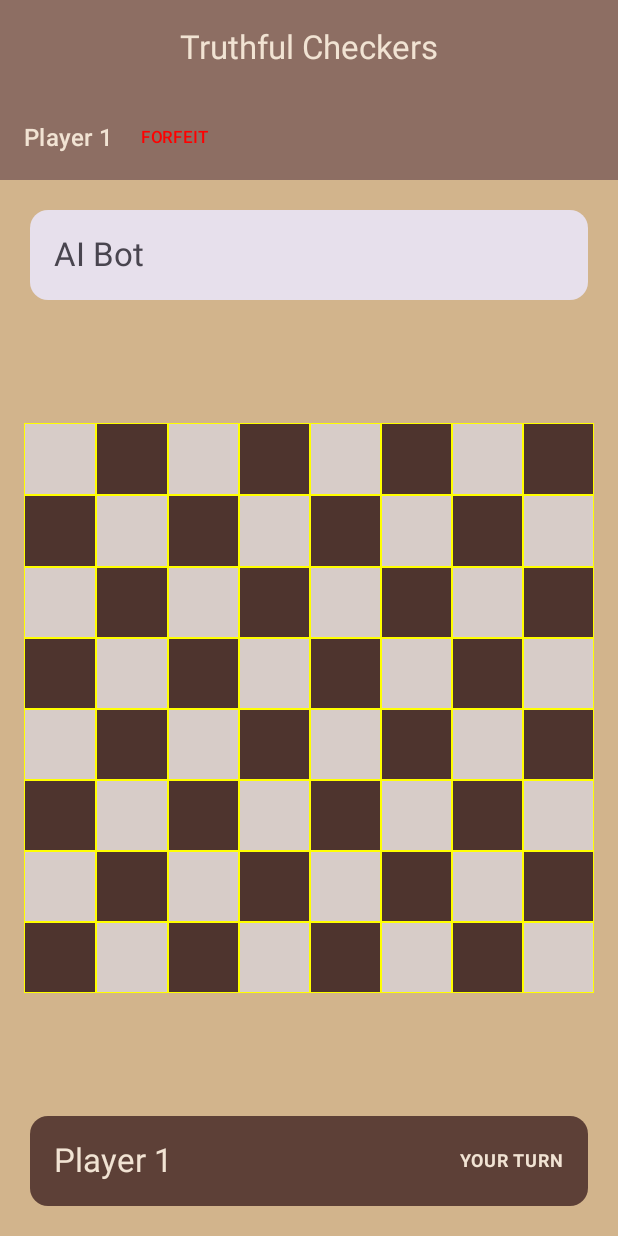
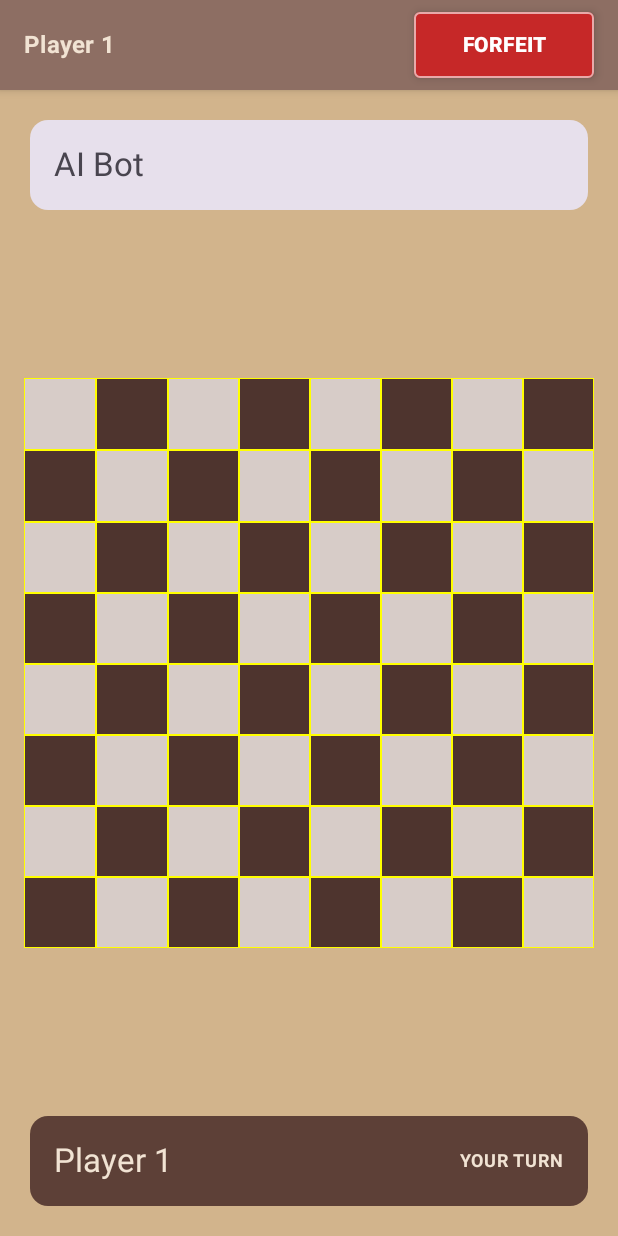
Before and after one commit to RD123123/395FInalProject-TruthfulCheckers, an Android app built with Jetpack Compose: the MainGameScreen screen opened through its navigation route, on a phone screen of 412 x 824 dp. Run offline under Robolectric (Android 15) with nearby library versions, the light colour scheme and no system bars; our stand-ins replace Compose Multiplatform resources, Room's generated code; 1 statement that could not run was skipped.

Commit message:
this is updated sound  hopefully  with a differnet layout on   the game screen  making the forfiet button bigger

```diff
--- a/composeApp/src/commonMain/kotlin/edu/moravian/csci215/finalproject395_truthfulcheckers/App.kt
+++ b/composeApp/src/commonMain/kotlin/edu/moravian/csci215/finalproject395_truthfulcheckers/App.kt
@@ -67,9 +67,14 @@ fun App() {
         TruthfulCheckersScreen.OnlineBeta -> "Online Beta"
     }
 
-    // Stop music if we navigate away from the game or results screen
+    // Fixed music logic: Only start/stop when transitioning between game-related and menu-related screens
     LaunchedEffect(currentScreen) {
-        if (currentScreen != TruthfulCheckersScreen.MainGame && currentScreen != TruthfulCheckersScreen.Results) {
+        val isGameRelated = currentScreen == TruthfulCheckersScreen.MainGame || currentScreen == TruthfulCheckersScreen.Results
+        if (isGameRelated) {
+            // Only start if not already managed (the SoundManager handles duplicate play requests differently depending on implementation)
+            soundManager.startBackgroundMusic()
+        } else if (currentScreen != TruthfulCheckersScreen.Setup) {
+            // We keep it playing during Setup if it was already started, but stop for others
             soundManager.stopBackgroundMusic()
         }
     }
@@ -78,14 +83,13 @@ fun App() {
         Box(modifier = Modifier.fillMaxSize()) {
             Scaffold(
                 topBar = {
+                    // Hide the standard TopAppBar on the MainGame screen to save vertical space
+                    if (currentScreen != TruthfulCheckersScreen.MainGame) {
                         CenterAlignedTopAppBar(
                             title = { Text(screenTitle) },
                             navigationIcon = {
                                 val canPop = navController.previousBackStackEntry != null
-                            // Hide back arrow ONLY on MainGame screen as per user request
-                            val isMainGame = currentScreen == TruthfulCheckersScreen.MainGame
-
-                            if (canPop && !isMainGame) {
+                                if (canPop) {
                                     IconButton(onClick = { navController.popBackStack() }) {
                                         Icon(Icons.Default.ArrowBack, contentDescription = strings.back)
                                     }
@@ -97,6 +101,7 @@ fun App() {
                                 navigationIconContentColor = MaterialTheme.colorScheme.onPrimary
                             )
                         )
+                    }
                 }
             ) { innerPadding ->
                 NavHost(
--- a/composeApp/src/commonMain/kotlin/edu/moravian/csci215/finalproject395_truthfulcheckers/screens/MainGameScreen.kt
+++ b/composeApp/src/commonMain/kotlin/edu/moravian/csci215/finalproject395_truthfulcheckers/screens/MainGameScreen.kt
@@ -5,6 +5,7 @@ import androidx.compose.animation.core.*
 import androidx.compose.foundation.*
 import androidx.compose.foundation.layout.*
 import androidx.compose.foundation.shape.CircleShape
+import androidx.compose.foundation.shape.RoundedCornerShape
 import androidx.compose.material.icons.Icons
 import androidx.compose.material.icons.filled.Close
 import androidx.compose.material.icons.filled.Info
@@ -15,6 +16,8 @@ import androidx.compose.ui.Alignment
 import androidx.compose.ui.Modifier
 import androidx.compose.ui.draw.rotate
 import androidx.compose.ui.graphics.Color
+import androidx.compose.ui.text.font.FontWeight
+import androidx.compose.ui.text.style.TextAlign
 import androidx.compose.ui.unit.IntOffset
 import androidx.compose.ui.unit.IntSize
 import androidx.compose.ui.unit.dp
@@ -156,10 +159,10 @@ fun PlayerInfoVertical(name: String, color: Color, isCurrentTurn: Boolean, strin
             horizontalAlignment = Alignment.CenterHorizontally,
             verticalArrangement = Arrangement.Center
         ) {
-            Text(text = name, style = MaterialTheme.typography.titleMedium, maxLines = 2, textAlign = androidx.compose.ui.text.style.TextAlign.Center)
+            Text(text = name, style = MaterialTheme.typography.titleMedium, maxLines = 2, textAlign = TextAlign.Center)
             if (isCurrentTurn) {
                 Spacer(Modifier.height(8.dp))
-                Text(text = strings.yourTurn, style = MaterialTheme.typography.labelSmall, fontWeight = androidx.compose.ui.text.font.FontWeight.Bold)
+                Text(text = strings.yourTurn, style = MaterialTheme.typography.labelSmall, fontWeight = FontWeight.Bold)
             }
         }
     }
@@ -181,7 +184,7 @@ fun PlayerInfoHorizontal(name: String, color: Color, isCurrentTurn: Boolean, str
         ) {
             Text(text = name, style = MaterialTheme.typography.titleLarge)
             if (isCurrentTurn) {
-                Text(text = strings.yourTurn, style = MaterialTheme.typography.labelMedium, fontWeight = androidx.compose.ui.text.font.FontWeight.Bold)
+                Text(text = strings.yourTurn, style = MaterialTheme.typography.labelMedium, fontWeight = FontWeight.Bold)
             }
         }
     }
@@ -190,36 +193,52 @@ fun PlayerInfoHorizontal(name: String, color: Color, isCurrentTurn: Boolean, str
 @Composable
 fun TurnInfoBar(currentPlayer: PlayerColor, player1Name: String, player2Name: String, remainingTime: Int?, onForfeit: () -> Unit, strings: AppStrings) {
     Surface(
-        modifier = Modifier.fillMaxWidth(),
+        modifier = Modifier.fillMaxWidth().height(60.dp),
         color = MaterialTheme.colorScheme.primary,
-        contentColor = MaterialTheme.colorScheme.onPrimary
+        contentColor = MaterialTheme.colorScheme.onPrimary,
+        shadowElevation = 4.dp
     ) {
         Row(
-            modifier = Modifier.padding(horizontal = 16.dp, vertical = 4.dp).fillMaxWidth(),
-            horizontalArrangement = Arrangement.SpaceBetween,
+            modifier = Modifier.padding(horizontal = 16.dp).fillMaxSize(),
             verticalAlignment = Alignment.CenterVertically
         ) {
-            Row(verticalAlignment = Alignment.CenterVertically) {
+            Column(modifier = Modifier.weight(1f)) {
                 Text(
-                    text = if (currentPlayer == PlayerColor.RED) "$player1Name" else "$player2Name",
-                    style = MaterialTheme.typography.titleMedium
+                    text = if (currentPlayer == PlayerColor.RED) player1Name else player2Name,
+                    style = MaterialTheme.typography.titleMedium,
+                    fontWeight = FontWeight.Bold,
+                    maxLines = 1
                 )
-                Spacer(Modifier.width(12.dp))
-                TextButton(
-                    onClick = onForfeit,
-                    colors = ButtonDefaults.textButtonColors(contentColor = Color.Red),
-                    contentPadding = PaddingValues(0.dp)
-                ) {
-                    Text(strings.forfeit, style = MaterialTheme.typography.labelSmall)
+                if (remainingTime != null) {
+                    Text(
+                        text = "${remainingTime}s",
+                        style = MaterialTheme.typography.labelSmall,
+                        color = if (remainingTime <= 5) Color.Yellow else MaterialTheme.colorScheme.onPrimary,
+                        fontWeight = FontWeight.SemiBold
+                    )
                 }
             }
 
-            if (remainingTime != null) {
+            Button(
+                onClick = onForfeit,
+                colors = ButtonDefaults.buttonColors(
+                    containerColor = Color(0xFFC62828),
+                    contentColor = Color.White
+                ),
+                shape = RoundedCornerShape(4.dp),
+                modifier = Modifier
+                    .height(44.dp)
+                    .widthIn(min = 120.dp),
+                elevation = ButtonDefaults.buttonElevation(defaultElevation = 4.dp),
+                border = BorderStroke(1.dp, Color.White.copy(alpha = 0.6f))
+            ) {
                 Text(
-                    text = "${remainingTime}s",
-                    style = MaterialTheme.typography.titleLarge,
-                    color = if (remainingTime <= 5) Color.Yellow else MaterialTheme.colorScheme.onPrimary,
-                    fontWeight = androidx.compose.ui.text.font.FontWeight.Bold
+                    text = strings.forfeit.uppercase(),
+                    style = MaterialTheme.typography.titleSmall.copy(
+                        fontWeight = FontWeight.Black,
+                        fontSize = 14.sp
+                    ),
+                    textAlign = TextAlign.Center
                 )
             }
         }
@@ -381,7 +400,7 @@ fun QuestionOverlay(
                 Spacer(Modifier.height(16.dp))
                 Text(
                     text = question?.question ?: "Loading...",
-                    textAlign = androidx.compose.ui.text.style.TextAlign.Center,
+                    textAlign = TextAlign.Center,
                     style = MaterialTheme.typography.titleMedium
                 )
                 Spacer(Modifier.height(24.dp))
```
Also changed, not shown: composeApp/src/androidMain/kotlin/edu/moravian/csci215/finalproject395_truthfulcheckers/audio/AudioPlayer.android.kt (+94 -22 lines), composeApp/src/commonMain/kotlin/edu/moravian/csci215/finalproject395_truthfulcheckers/audio/SoundManager.kt (+7 -0 lines), 1 other file. Lines whose indentation alone changed are shown as unchanged.
